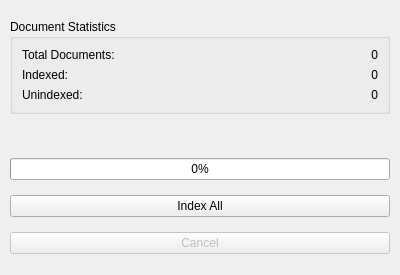
Old version of the form src/airunner/components/home_stage/gui/widgets/templates/knowledge_base_panel.ui in the repository Capsize-Games/airunner.
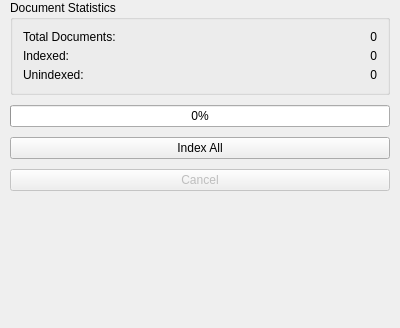
New version of the form.

Commit message: Improved doc statistics layout

```diff
--- a/src/airunner/components/home_stage/gui/widgets/templates/knowledge_base_panel.ui
+++ b/src/airunner/components/home_stage/gui/widgets/templates/knowledge_base_panel.ui
@@ -7,7 +7,7 @@
     <x>0</x>
     <y>0</y>
     <width>400</width>
-    <height>275</height>
+    <height>328</height>
    </rect>
   </property>
   <property name="sizePolicy">
@@ -23,11 +23,14 @@
    <string>Form</string>
   </property>
   <layout class="QVBoxLayout" name="verticalLayout">
+   <property name="spacing">
+    <number>10</number>
+   </property>
    <property name="leftMargin">
     <number>10</number>
    </property>
    <property name="topMargin">
-    <number>10</number>
+    <number>0</number>
    </property>
    <property name="rightMargin">
     <number>10</number>
@@ -47,6 +50,21 @@
       <string>Document Statistics</string>
      </property>
      <layout class="QGridLayout" name="gridLayout_2">
+      <property name="leftMargin">
+       <number>10</number>
+      </property>
+      <property name="topMargin">
+       <number>10</number>
+      </property>
+      <property name="rightMargin">
+       <number>10</number>
+      </property>
+      <property name="bottomMargin">
+       <number>10</number>
+      </property>
+      <property name="spacing">
+       <number>5</number>
+      </property>
       <item row="0" column="0">
        <widget class="QLabel" name="total_label">
         <property name="text">
@@ -101,25 +119,6 @@
      </layout>
     </widget>
    </item>
-   <item>
-    <widget class="QLabel" name="status_message">
-     <property name="sizePolicy">
-      <sizepolicy hsizetype="Preferred" vsizetype="Maximum">
-       <horstretch>0</horstretch>
-       <verstretch>0</verstretch>
-      </sizepolicy>
-     </property>
-     <property name="text">
-      <string/>
-     </property>
-     <property name="alignment">
-      <set>Qt::AlignmentFlag::AlignCenter</set>
-     </property>
-     <property name="wordWrap">
-      <bool>true</bool>
-     </property>
-    </widget>
-   </item>
    <item>
     <widget class="QProgressBar" name="progress_bar">
      <property name="value">
@@ -153,6 +152,19 @@
      </property>
     </widget>
    </item>
+   <item>
+    <spacer name="verticalSpacer">
+     <property name="orientation">
+      <enum>Qt::Orientation::Vertical</enum>
+     </property>
+     <property name="sizeHint" stdset="0">
+      <size>
+       <width>20</width>
+       <height>40</height>
+      </size>
+     </property>
+    </spacer>
+   </item>
   </layout>
  </widget>
  <resources/>
```
The commit also changes 4 other files.
